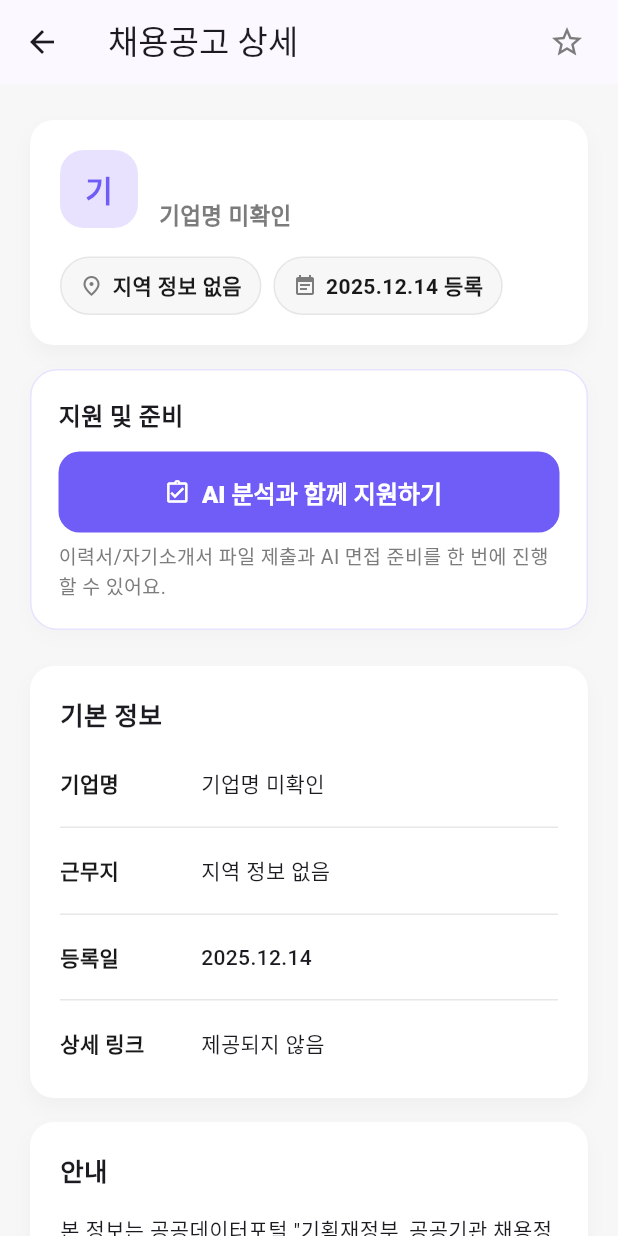
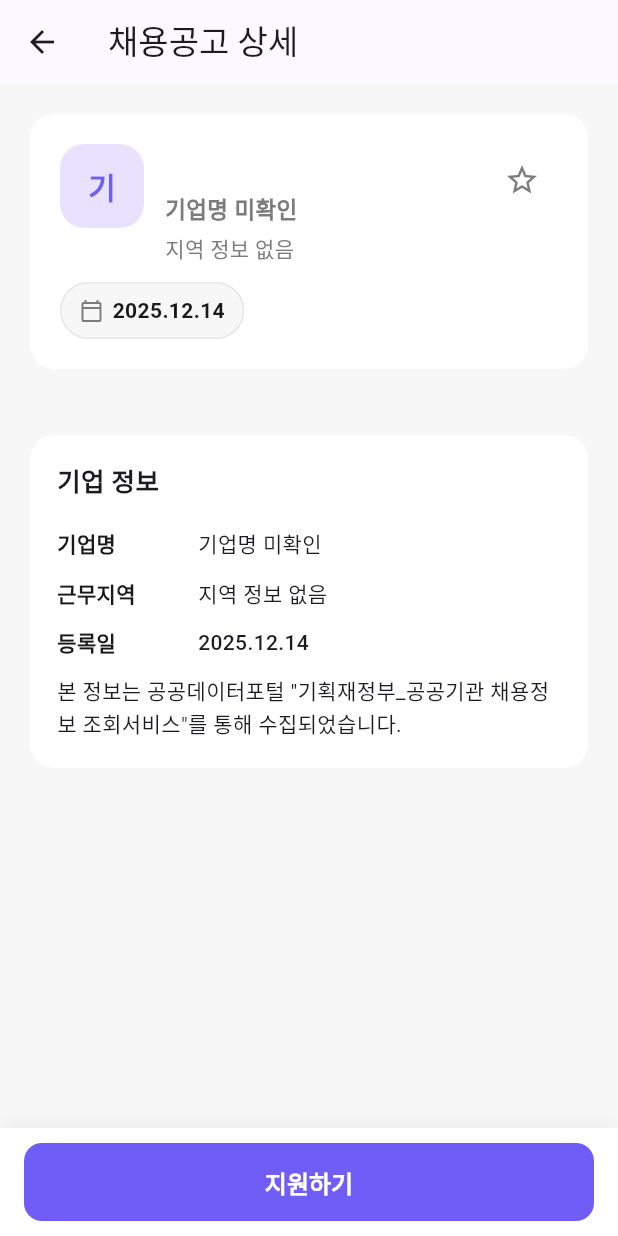
Before and after one commit to hoyoung13/readyai, a Flutter app: the JobDetailPage screen opened directly with empty values, on a phone screen of 412 x 824 dp. Run offline on Flutter 3.47's test engine with Material 3 defaults, Android fonts, the phone set to English and light mode, and no system bars; our stand-ins replace camera, cloud_firestore, dio, file_picker, firebase_auth, firebase_core and 13 more; missing offline and left inert: ffmpeg_kit_flutter_new, googleapis, kakao_flutter_sdk_user; accounts and stored records are empty.

Commit message:
커밋해놨나

```diff
--- a/lib/features/jobs/job_detail_page.dart
+++ b/lib/features/jobs/job_detail_page.dart
@@ -38,103 +38,47 @@ class JobDetailPage extends StatelessWidget {
     final hasApplicationPeriod =
         job.applicationStartDateText.trim().isNotEmpty ||
             job.applicationEndDateText.trim().isNotEmpty;
+    final jobRoleRow = _findDetailRow(['자격', '요건', '필수']);
+    final preferredRow = _findDetailRow(['우대']);
+    final welfareRow = _findDetailRow(['복지', '혜택', '복리후생']);
+
+    final summaryItems = <JobSummaryItem>[...job.summaryItems];
+    if (hasApplicationPeriod) {
+      summaryItems.add(JobSummaryItem(
+        label: '모집기간',
+        value: _formatApplicationPeriod(
+          job.applicationStartDateText,
+          job.applicationEndDateText,
+        ),
+      ));
+    }
     return Scaffold(
       backgroundColor: AppColors.bg,
       appBar: AppBar(
         title: const Text('채용공고 상세'),
-        actions: [
-          StreamBuilder<JobActivity?>(
-            stream: _activityService.watch(job),
-            builder: (context, snapshot) {
-              final scrapped = snapshot.data?.scrapped ?? false;
-              return IconButton(
-                onPressed: () => _handleToggleScrap(context, scrapped),
-                icon: Icon(
-                  scrapped ? Icons.star : Icons.star_border,
-                  color: scrapped ? AppColors.primary : AppColors.subtext,
       ),
-                tooltip: scrapped ? '스크랩 취소' : '스크랩',
-              );
-            },
-          ),
-          const SizedBox(width: 10),
-        ],
-      ),
+      bottomNavigationBar: isCompanyRole(userRoleCache.value)
+          ? null
+          : ApplyBottomBar(onApply: () => _handleApply(context)),
       body: SingleChildScrollView(
-        padding: const EdgeInsets.fromLTRB(20, 24, 20, 32),
+        padding: const EdgeInsets.fromLTRB(20, 20, 20, 24),
         child: Column(
           crossAxisAlignment: CrossAxisAlignment.start,
           children: [
-            _HeaderCard(
+            JobHeader(
               job: job,
               activityService: _activityService,
               onToggleScrap: (scrapped) =>
                   _handleToggleScrap(context, scrapped),
+              onOpenLink: () => _launchDetail(job.url, context),
             ),
             const SizedBox(height: 16),
-
-            // 🔥 지원하기 버튼 여기 유지
-            if (!isCompanyRole(userRoleCache.value))
-              _PrimaryActions(
-                onApply: () => _handleApply(context),
-              ),
-
-            const SizedBox(height: 24),
-
-            // 🔥 공고 요약은 지원하기 다음
-            if (job.summaryItems.isNotEmpty)
-              ModernSectionCard(
-                title: '공고 요약',
-                separated: true,
-                children: job.summaryItems
-                    .map((item) => _InfoRow(
-                          label: item.label,
-                          value: item.value,
-                        ))
-                    .toList(growable: false),
-              ),
-
-            if (job.summaryItems.isNotEmpty) const SizedBox(height: 16),
-
-            if (hasApplicationPeriod)
-              ModernSectionCard(
-                title: '접수 기간',
-                separated: true,
-                children: [
-                  _InfoRow(
-                    label: '기간',
-                    value: _formatApplicationPeriod(
-                      job.applicationStartDateText,
-                      job.applicationEndDateText,
-                    ),
-                  ),
-                ],
-              ),
-
-            if (hasApplicationPeriod) const SizedBox(height: 16),
-
-            ModernSectionCard(
-              title: '기본 정보',
-              separated: true,
-              children: [
-                _InfoRow(label: '기업명', value: job.companyLabel),
-                _InfoRow(label: '근무지', value: job.regionLabel),
-                _InfoRow(
-                  label: '등록일',
-                  value: job.prettyPostedDate ?? '정보 없음',
-                ),
-                _InfoRow(
-                  label: '상세 링크',
-                  value: job.hasUrl ? job.url : '제공되지 않음',
-                ),
-              ],
-            ),
-
+            if (summaryItems.isNotEmpty)
+              JobSummaryCard(summaryItems: summaryItems),
             const SizedBox(height: 16),
-
             if (trimmedDescription.isNotEmpty)
-              ModernSectionCard(
-                title: '상세 설명',
+              SectionCard(
+                title: '담당 업무',
                 children: [
                   Text(
                     trimmedDescription,
@@ -142,15 +86,128 @@ class JobDetailPage extends StatelessWidget {
                   ),
                 ],
               ),
-
-            if (trimmedDescription.isNotEmpty) const SizedBox(height: 16),
-
+            if (jobRoleRow != null) ...[
+              const SizedBox(height: 12),
+              SectionCard(
+                title: jobRoleRow.title,
+                children: [
+                  Text(
+                    jobRoleRow.description,
+                    style: const TextStyle(height: 1.6),
+                  ),
+                ],
+              ),
+            ],
+            if (preferredRow != null) ...[
+              const SizedBox(height: 12),
+              SectionCard(
+                title: preferredRow.title,
+                children: [
+                  Text(
+                    preferredRow.description,
+                    style: const TextStyle(height: 1.6),
+                  ),
+                ],
+              ),
+            ],
+            if (job.tags.isNotEmpty || welfareRow != null) ...[
+              const SizedBox(height: 12),
+              SectionCard(
+                title: '복지/혜택',
+                children: [
+                  if (welfareRow != null) ...[
+                    Text(
+                      welfareRow.description,
+                      style: const TextStyle(height: 1.6),
+                    ),
+                    const SizedBox(height: 12),
+                  ],
+                  if (job.tags.isNotEmpty)
+                    Wrap(
+                      spacing: 8,
+                      runSpacing: 8,
+                      children: job.tags
+                          .map((tag) => _BenefitChip(label: tag))
+                          .toList(),
+                    ),
+                ],
+              ),
+            ],
+            const SizedBox(height: 12),
+            SectionCard(
+              title: '기업 정보',
+              children: [
+                _InfoRow(label: '기업명', value: job.companyLabel),
+                _InfoRow(label: '근무지역', value: job.regionLabel),
+                if (job.prettyPostedDate != null)
+                  _InfoRow(label: '등록일', value: job.prettyPostedDate!),
+                if (hasApplicationPeriod)
+                  _InfoRow(
+                    label: '모집기간',
+                    value: _formatApplicationPeriod(
+                      job.applicationStartDateText,
+                      job.applicationEndDateText,
+                    ),
+                  ),
+                if (job.url.trim().isNotEmpty)
+                  GestureDetector(
+                    onTap: () => _launchDetail(job.url, context),
+                    child: Padding(
+                      padding: const EdgeInsets.symmetric(vertical: 6),
+                      child: Row(
+                        children: [
+                          const SizedBox(
+                            width: 82,
+                            child: Text(
+                              '홈페이지',
+                              style: TextStyle(
+                                fontWeight: FontWeight.w700,
+                                color: AppColors.text,
+                                fontSize: 14,
+                              ),
+                            ),
+                          ),
+                          const SizedBox(width: 12),
+                          Expanded(
+                            child: Text(
+                              job.url,
+                              style: const TextStyle(
+                                decoration: TextDecoration.underline,
+                                color: AppColors.primary,
+                              ),
+                            ),
+                          ),
+                        ],
+                      ),
+                    ),
+                  ),
+                if (trimmedNotice.isNotEmpty)
+                  Padding(
+                    padding: const EdgeInsets.only(top: 6),
+                    child: Text(
+                      trimmedNotice,
+                      style: const TextStyle(height: 1.5),
+                    ),
+                  ),
+                if (trimmedNotice.isEmpty)
+                  const Padding(
+                    padding: EdgeInsets.only(top: 6),
+                    child: Text(
+                      '본 정보는 공공데이터포털 "기획재정부_공공기관 채용정보 조회서비스"를 통해 수집되었습니다.',
+                      style: TextStyle(height: 1.5),
+                    ),
+                  ),
+              ],
+            ),
+            const SizedBox(height: 12),
             if (job.detailRows.isNotEmpty)
-              ModernSectionCard(
-                title: '상세 정보',
-                separated: true,
-                children: job.detailRows.map((row) {
-                  return Padding(
+              SectionCard(
+                title: '추가 정보',
+                children: job.detailRows
+                    .where((row) => !summaryItems.any(
+                          (item) => item.label == row.title,
+                        ))
+                    .map((row) => Padding(
                           padding: const EdgeInsets.symmetric(vertical: 6),
                           child: Column(
                             crossAxisAlignment: CrossAxisAlignment.start,
@@ -169,42 +226,37 @@ class JobDetailPage extends StatelessWidget {
                               ),
                             ],
                           ),
-                  );
-                }).toList(),
+                        ))
+                    .toList(),
               ),
-
-            if (job.detailRows.isNotEmpty) const SizedBox(height: 16),
-
-            if (job.tags.isNotEmpty)
-              ModernSectionCard(
-                title: '복리후생 / 태그',
-                children: [
-                  Wrap(
-                    spacing: 8,
-                    runSpacing: 8,
-                    children:
-                        job.tags.map((tag) => ModernTag(label: tag)).toList(),
-                  ),
-                ],
-              ),
-
-            if (job.tags.isNotEmpty) const SizedBox(height: 16),
-
-            ModernSectionCard(
-              title: '안내',
-              children: [
-                Text(
-                  trimmedNotice.isNotEmpty
-                      ? trimmedNotice
-                      : '본 정보는 공공데이터포털 "기획재정부_공공기관 채용정보 조회서비스"를 통해 수집되었습니다.',
-                  style: const TextStyle(height: 1.6),
-                ),
-              ],
-            ),
+            const SizedBox(height: 16),
           ],
         ),
       ),
     );
+  }
+
+  JobDetailRow? _findDetailRow(List<String> keywords) {
+    if (job.detailRows.isEmpty) return null;
+
+    // 키워드를 소문자로 변환
+    final lowerKeywords = keywords.map((k) => k.toLowerCase()).toList();
+
+    for (final row in job.detailRows) {
+      final title = row.title.toLowerCase();
+      final description = row.description.toLowerCase();
+
+      // 제목 또는 내용에 키워드가 포함되면 해당 row 반환
+      final matches = lowerKeywords.any(
+        (keyword) => title.contains(keyword) || description.contains(keyword),
+      );
+
+      if (matches) {
+        return row;
+      }
+    }
+
+    return null;
   }
 
   Future<List<String>> _prepareInterviewQuestions(
@@ -635,47 +687,40 @@ class JobDetailPage extends StatelessWidget {
   }
 }
 
-class _HeaderCard extends StatelessWidget {
-  const _HeaderCard({
+class JobHeader extends StatelessWidget {
+  const JobHeader({
     required this.job,
     required this.activityService,
     required this.onToggleScrap,
+    required this.onOpenLink,
   });
 
   final JobPosting job;
   final JobActivityService activityService;
   final ValueChanged<bool> onToggleScrap;
+  final VoidCallback onOpenLink;
 
   @override
   Widget build(BuildContext context) {
     final initial = (job.companyLabel.isNotEmpty)
         ? job.companyLabel.characters.first.toUpperCase()
         : '?';
-    return Container(
-      width: double.infinity,
+    return Card(
+      margin: EdgeInsets.zero,
+      shape: RoundedRectangleBorder(borderRadius: BorderRadius.circular(16)),
+      elevation: 0,
+      color: Colors.white,
+      child: Padding(
         padding: const EdgeInsets.all(20),
-      decoration: BoxDecoration(
-        color: Colors.white,
-        borderRadius: BorderRadius.circular(16),
-        boxShadow: [
-          BoxShadow(
-            color: Colors.black.withOpacity(0.03),
-            blurRadius: 10,
-            offset: const Offset(0, 6),
-          ),
-        ],
-      ),
-      child: Stack(
-        children: [
-          Column(
+        child: Column(
           crossAxisAlignment: CrossAxisAlignment.start,
           children: [
             Row(
               crossAxisAlignment: CrossAxisAlignment.start,
               children: [
                 Container(
-                    width: 52,
-                    height: 52,
+                  width: 56,
+                  height: 56,
                   decoration: BoxDecoration(
                     color: AppColors.primarySoft,
                     borderRadius: BorderRadius.circular(16),
@@ -713,102 +758,172 @@ class _HeaderCard extends StatelessWidget {
                           color: AppColors.subtext,
                         ),
                       ),
+                      const SizedBox(height: 4),
+                      Text(
+                        job.regionLabel,
+                        style: const TextStyle(color: AppColors.subtext),
+                      ),
                     ],
                   ),
                 ),
+                StreamBuilder<JobActivity?>(
+                  stream: activityService.watch(job),
+                  builder: (context, snapshot) {
+                    final scrapped = snapshot.data?.scrapped ?? false;
+                    return IconButton(
+                      onPressed: () => onToggleScrap(scrapped),
+                      icon: Icon(
+                        scrapped ? Icons.star : Icons.star_border,
+                        color: scrapped ? AppColors.primary : AppColors.subtext,
+                      ),
+                      tooltip: scrapped ? '스크랩 취소' : '스크랩',
+                    );
+                  },
+                ),
               ],
             ),
-              const SizedBox(height: 16),
+            const SizedBox(height: 12),
             Wrap(
               spacing: 8,
               runSpacing: 8,
               children: [
-                  _InfoTag(
-                    icon: Icons.place_outlined,
-                    label: job.regionLabel,
-                  ),
                 if (job.prettyPostedDate != null)
                   _InfoTag(
-                      icon: Icons.event_note,
-                      label: '${job.prettyPostedDate} 등록',
+                    icon: Icons.calendar_today_outlined,
+                    label: job.prettyPostedDate!,
                   ),
-                  if (job.occupations.isNotEmpty)
+                if (job.tags.isNotEmpty)
                   _InfoTag(
-                      icon: Icons.work_outline,
-                      label: job.occupations.join(', '),
+                    icon: Icons.label_outline,
+                    label: job.tagsSummary,
                   ),
-                  ...job.tags.map((tag) => ModernTag(label: tag)),
-                ],
+                if (job.hasUrl)
+                  InkWell(
+                    onTap: onOpenLink,
+                    child: const _InfoTag(
+                      icon: Icons.open_in_new,
+                      label: '상세 보기',
+                    ),
                   ),
               ],
             ),
           ],
         ),
+      ),
     );
   }
 }
 
-class _PrimaryActions extends StatelessWidget {
-  const _PrimaryActions({
-    required this.onApply,
-  });
+class JobSummaryCard extends StatelessWidget {
+  const JobSummaryCard({required this.summaryItems});
+
+  final List<JobSummaryItem> summaryItems;
+
+  @override
+  Widget build(BuildContext context) {
+    return SectionCard(
+      title: '요약 정보',
+      children: [
+        Wrap(
+          runSpacing: 10,
+          spacing: 12,
+          children: summaryItems
+              .map(
+                (item) => SizedBox(
+                  width: (MediaQuery.of(context).size.width - 72) / 2,
+                  child: _InfoRow(label: item.label, value: item.value),
+                ),
+              )
+              .toList(growable: false),
+        ),
+      ],
+    );
+  }
+}
+
+class SectionCard extends StatelessWidget {
+  const SectionCard({required this.title, required this.children});
+
+  final String title;
+  final List<Widget> children;
+
+  @override
+  Widget build(BuildContext context) {
+    return Card(
+      margin: EdgeInsets.zero,
+      color: Colors.white,
+      elevation: 0,
+      shape: RoundedRectangleBorder(borderRadius: BorderRadius.circular(16)),
+      child: Padding(
+        padding: const EdgeInsets.all(18),
+        child: Column(
+          crossAxisAlignment: CrossAxisAlignment.start,
+          children: [
+            Row(
+              children: [
+                Text(
+                  title,
+                  style: const TextStyle(
+                    fontSize: 17,
+                    fontWeight: FontWeight.w800,
+                  ),
+                ),
+              ],
+            ),
+            const SizedBox(height: 12),
+            ...children,
+          ],
+        ),
+      ),
+    );
+  }
+}
+
+class ApplyBottomBar extends StatelessWidget {
+  const ApplyBottomBar({required this.onApply});
 
   final VoidCallback onApply;
 
   @override
   Widget build(BuildContext context) {
     return Container(
-      width: double.infinity,
-      padding: const EdgeInsets.all(18),
+      padding: EdgeInsets.only(
+        left: 16,
+        right: 16,
+        top: 10,
+        bottom: 10 + MediaQuery.of(context).padding.bottom,
+      ),
       decoration: BoxDecoration(
         color: Colors.white,
-        borderRadius: BorderRadius.circular(18),
-        border: Border.all(color: AppColors.primarySoft),
         boxShadow: [
           BoxShadow(
-            color: Colors.black.withOpacity(0.02),
+            color: Colors.black.withOpacity(0.05),
             blurRadius: 10,
-            offset: const Offset(0, 4),
+            offset: const Offset(0, -2),
           ),
         ],
       ),
-      child: Column(
-        crossAxisAlignment: CrossAxisAlignment.start,
-        children: [
-          const Text(
-            '지원 및 준비',
-            style: TextStyle(
-              fontSize: 16,
-              fontWeight: FontWeight.w800,
-            ),
-          ),
-          const SizedBox(height: 12),
-          FilledButton.icon(
+      child: SafeArea(
+        top: false,
+        child: SizedBox(
+          width: double.infinity,
+          child: FilledButton(
             onPressed: onApply,
             style: FilledButton.styleFrom(
               backgroundColor: AppColors.primary,
               foregroundColor: Colors.white,
-              minimumSize: const Size.fromHeight(54),
+              minimumSize: const Size.fromHeight(52),
               textStyle: const TextStyle(
+                fontWeight: FontWeight.w800,
                 fontSize: 16,
-                fontWeight: FontWeight.w800,
               ),
               shape: RoundedRectangleBorder(
-                borderRadius: BorderRadius.circular(14),
+                borderRadius: BorderRadius.circular(12),
               ),
             ),
-            icon: const Icon(Icons.assignment_turned_in_outlined),
-            label: const Text('AI 분석과 함께 지원하기'),
-          ),
-          const SizedBox(height: 6),
-          const Text(
-            '이력서/자기소개서 파일 제출과 AI 면접 준비를 한 번에 진행할 수 있어요.',
-            style: TextStyle(
-              color: AppColors.subtext,
-              fontSize: 13,
+            child: const Text('지원하기'),
           ),
         ),
-        ],
       ),
     );
   }
--- a/lib/features/tabs/board_tab.dart
+++ b/lib/features/tabs/board_tab.dart
@@ -168,38 +168,6 @@ class BoardTab extends StatelessWidget {
             decoration: BoxDecoration(
               color: const Color(0xFF0F172A),
               borderRadius: BorderRadius.circular(20),
-            ),
-            child: Row(
-              children: [
-                const Icon(Icons.flag_outlined, color: Colors.white),
-                const SizedBox(width: 12),
-                Expanded(
-                  child: Column(
-                    crossAxisAlignment: CrossAxisAlignment.start,
-                    children: const [
-                      Text(
-                        '신고 및 커뮤니티 가이드',
-                        style: TextStyle(
-                          color: Colors.white,
-                          fontWeight: FontWeight.w700,
-                        ),
-                      ),
-                      SizedBox(height: 4),
-                      Text(
-                        '게시글·댓글 신고가 접수되면 운영진이 즉시 검토해 안전한 커뮤니티를 유지합니다.',
-                        style: TextStyle(
-                          color: Colors.white70,
-                          fontSize: 12,
-                        ),
-                      ),
-                    ],
-                  ),
-                ),
-                TextButton(
-                  onPressed: () {},
-                  child: const Text('가이드 보기'),
-                ),
-              ],
             ),
           ),
           const SizedBox(height: 28),
```
Lines whose indentation alone changed are shown as unchanged.
